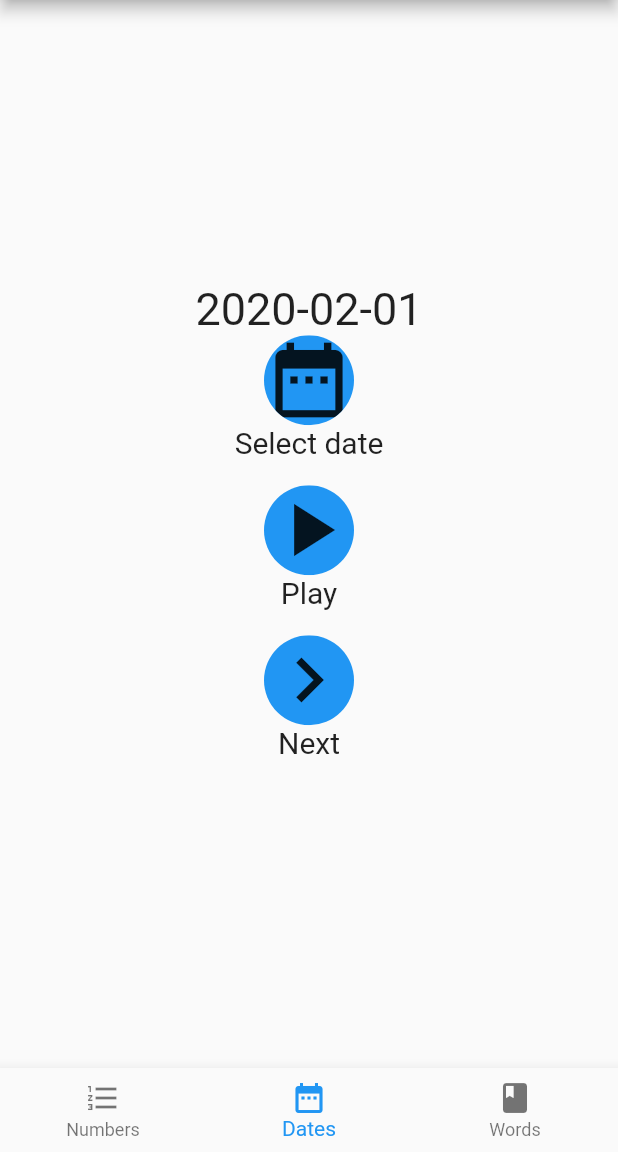
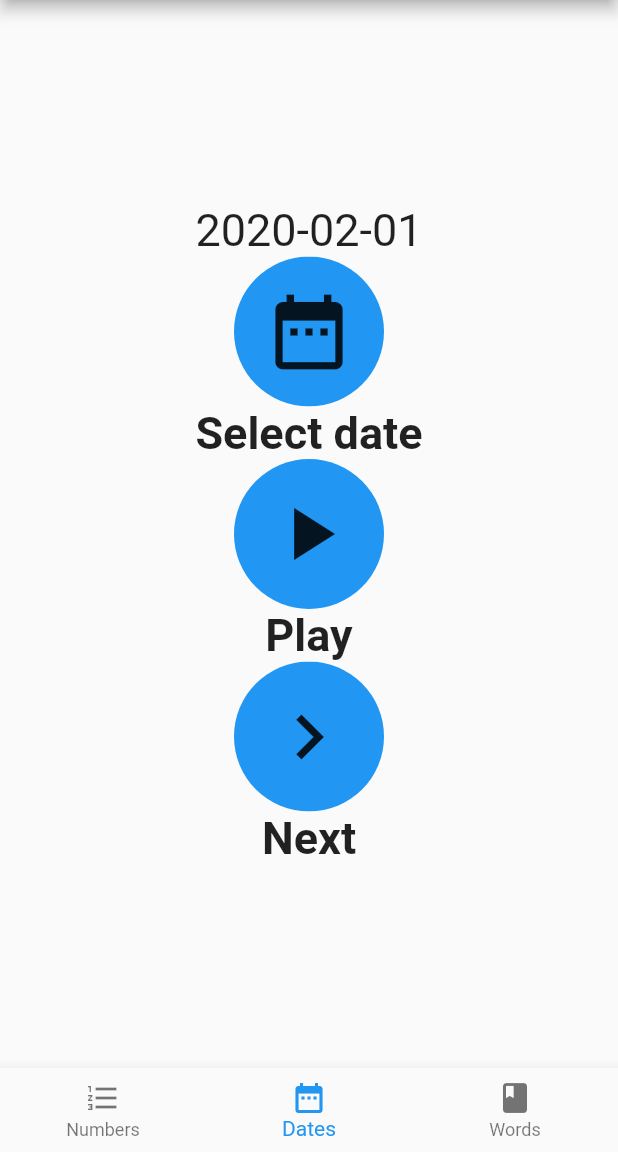
Before and after one commit to janagrill/aphasia-helper, a Flutter app: the screen it shows after launch, on a phone screen of 412 x 824 dp, the part 84-1236 px from its top. Run offline on Flutter 3.47's test engine with Material 2 defaults, Android fonts, the light colour scheme and no system bars.

Commit message:
Add number trainer screen

```diff
--- a/coding_challenge/lib/home.dart
+++ b/coding_challenge/lib/home.dart
@@ -1,9 +1,10 @@
 import 'package:flutter/material.dart';
 
 import 'date_trainer.dart';
+import 'number_trainer.dart';
 
 var tabs = [
-  Text('Numbers'),
+  NumberTrainer(),
   DateTrainer(),
   Text('Words'),
 ];
--- a/coding_challenge/lib/round_button.dart
+++ b/coding_challenge/lib/round_button.dart
@@ -12,11 +12,11 @@ class RoundButton extends StatelessWidget {
   });
 
   Widget build(context) {
-    return SizedBox.fromSize(
-      size: Size(100, 100),
-      child: Column(
-        children: <Widget>[
-          ClipOval(
+    return Column(
+      children: <Widget>[
+        SizedBox.fromSize(
+          size: Size(100, 100),
+          child: ClipOval(
             child: Material(
               color: Colors.blue,
               child: InkWell(
@@ -29,12 +29,15 @@ class RoundButton extends StatelessWidget {
               ),
             ),
           ),
-          Text(
-            text,
-            style: TextStyle(fontSize: 20),
+        ),
+        Text(
+          text,
+          style: TextStyle(
+            fontSize: 30,
+            fontWeight: FontWeight.bold,
           ),
-        ],
-      ),
+        ),
+      ],
     );
   }
 }
```
Also changed, not shown: coding_challenge/lib/number_trainer.dart (added, +61 -0 lines).
